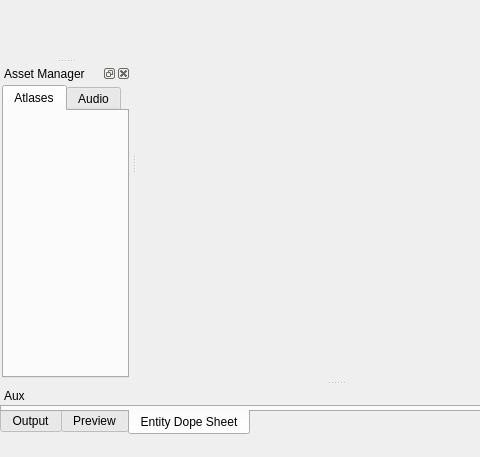
GameOverture/HarmonyEngine, file Editor/src/MainWindow.ui: the form before one commit; both pictures show x 0 to 480 and y 103 to 560 of the 671 by 560 pixel window.
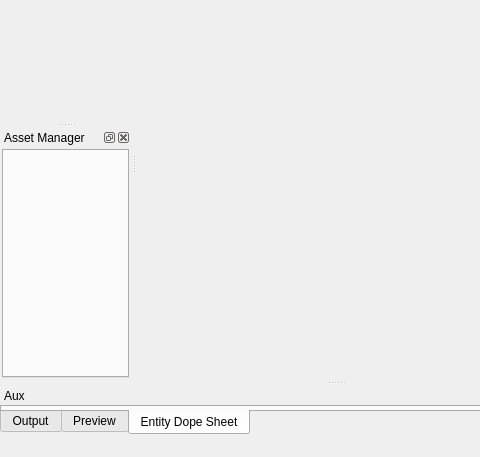
The form after the commit. Icons and pictures are not drawn. Custom widgets are drawn as their Qt base class.

```diff
--- a/Editor/src/MainWindow.ui
+++ b/Editor/src/MainWindow.ui
@@ -240,16 +240,6 @@
        <property name="currentIndex">
         <number>0</number>
        </property>
-       <widget class="QWidget" name="tabAtlases">
-        <attribute name="title">
-         <string>Atlases</string>
-        </attribute>
-       </widget>
-       <widget class="QWidget" name="tabAudio">
-        <attribute name="title">
-         <string>Audio</string>
-        </attribute>
-       </widget>
       </widget>
      </item>
     </layout>
```
Left out of the diff: 2 changed lines with no effect on the pictures.
